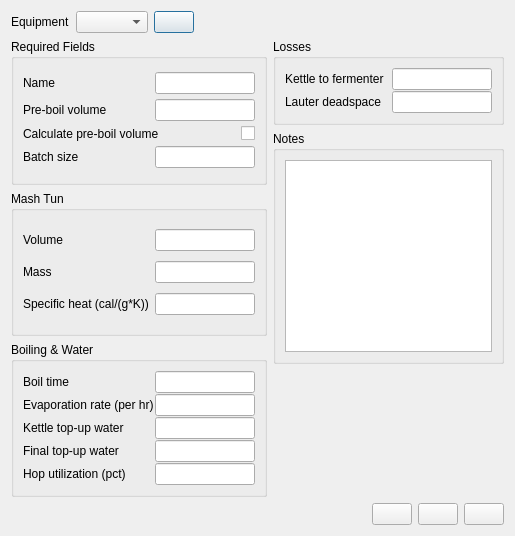
Qt form ui/equipmentEditor.ui (Brewtarget/brewtarget) before a commit.
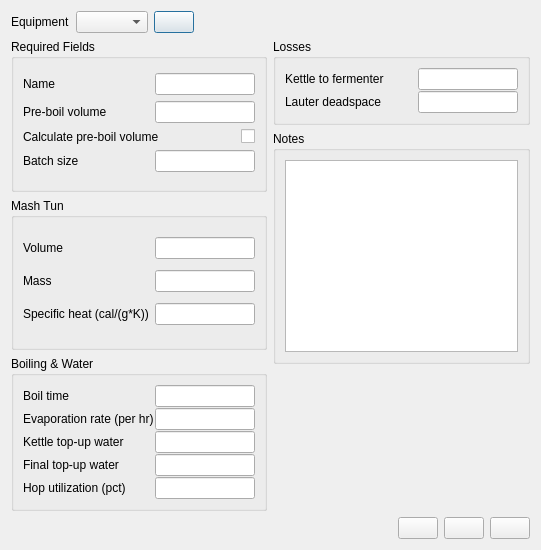
The same form after that commit. Icons and pictures are not drawn. Custom widgets are drawn as their Qt base class.

The edit to the form file:
```diff
--- a/ui/equipmentEditor.ui
+++ b/ui/equipmentEditor.ui
@@ -6,8 +6,8 @@
    <rect>
     <x>0</x>
     <y>0</y>
-    <width>515</width>
-    <height>536</height>
+    <width>541</width>
+    <height>550</height>
    </rect>
   </property>
   <property name="windowTitle">
```
Left out of the diff: 46 changed lines with no effect on the pictures.
